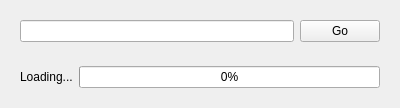
Old version of the form trunk/iwbc_demo/webcontrolpanel.ui in the repository zeliboba7/watchntouch.
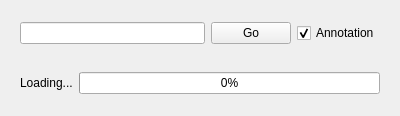
New version of the form.

Commit message: issue #16 add UI element to switch between interaction/annotation for webpages

What changed in the file:
```diff
--- a/trunk/iwbc_demo/webcontrolpanel.ui
+++ b/trunk/iwbc_demo/webcontrolpanel.ui
@@ -7,7 +7,7 @@
     <x>0</x>
     <y>0</y>
     <width>400</width>
-    <height>95</height>
+    <height>116</height>
    </rect>
   </property>
   <property name="sizePolicy">
@@ -33,6 +33,16 @@
         </property>
        </widget>
       </item>
+      <item>
+       <widget class="QCheckBox" name="annotationEnabled">
+        <property name="text">
+         <string>Annotation</string>
+        </property>
+        <property name="checked">
+         <bool>true</bool>
+        </property>
+       </widget>
+      </item>
      </layout>
     </widget>
    </item>
```
The commit also changes 5 other files.
